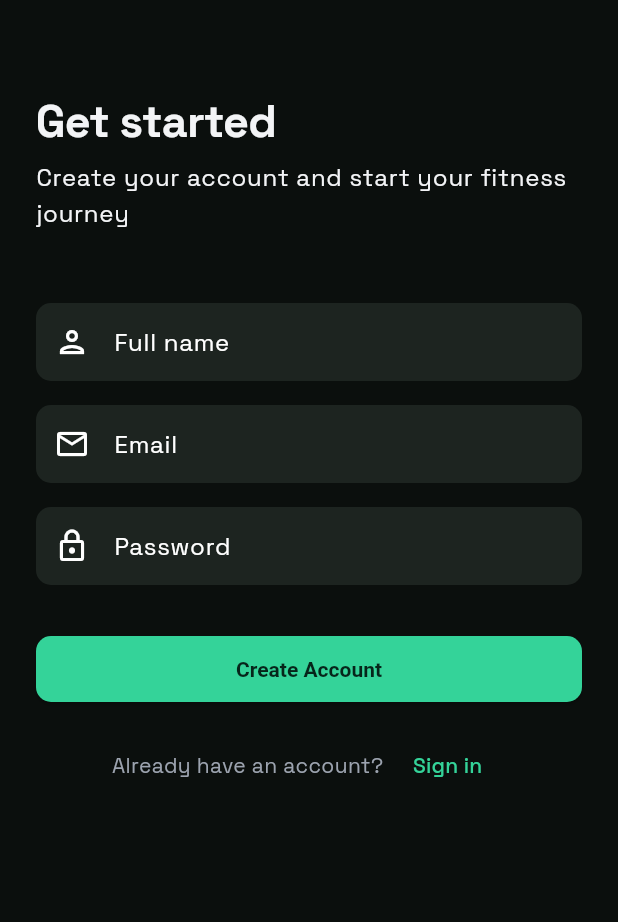
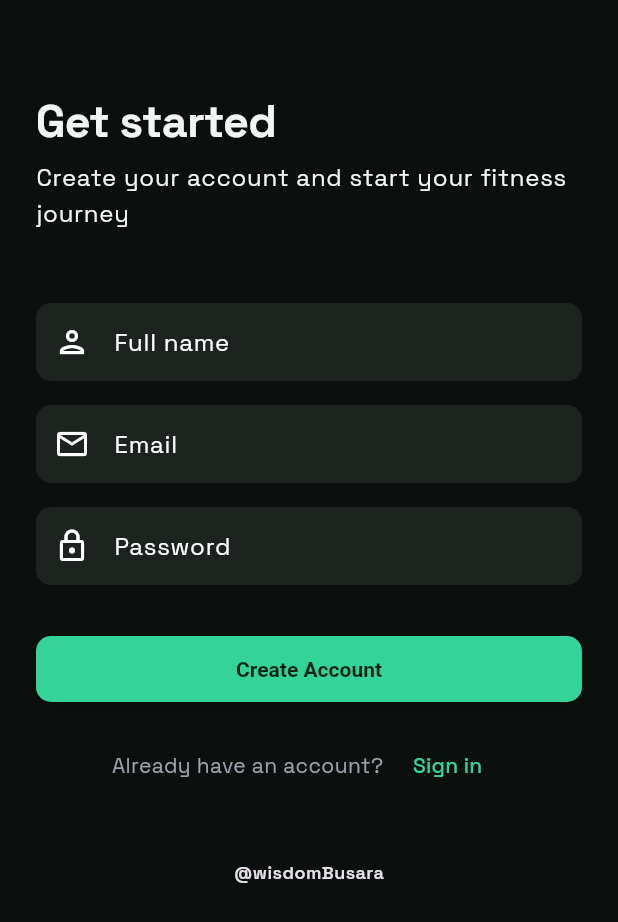
Before and after one commit to WisdomBusara/unfat, a Flutter app: the screen it shows after launch, after a tap on "Sign up", on a phone screen of 412 x 824 dp. Shown: the top 922 px of the screen. Run offline on Flutter 3.47's test engine with Material 3 defaults, Android fonts, the phone set to English and light mode, and no system bars; our stand-ins replace cached_network_image, camera, dio, fl_chart, flutter_secure_storage, google_fonts and 1 more; accounts and stored records are empty.

Commit message:
Add animated splash/login entrance, branded loader, and Wisdom Busara credit
New KazaLoader widget (lib/widgets/kaza_loader.dart) — a rotating
270° arc with a slow pulse in the accent color, replacing every
CircularProgressIndicator app-wide (13 call sites across 10 screens)
so loading states read as one system instead of falling back to
stock Material chrome everywhere they show up.

New SplashScreen on cold start: staggered fade/scale entrance for the
wordmark, tagline, loader and credit line, gated on both the entrance
animation and the real session check (AuthProvider restoring stored
tokens) finishing — never flashes on a fast device, never gets cut
short on a slow one. main.dart now routes through it instead of
inlining the auth-check branch.

Login and signup screens get the same staggered fade+rise entrance
per field, and both now end with an "@wisdomBusara" credit line,
matching the same credit already on the GitHub Pages landing page.
Also added to ProfileScreen's footer.

Cleanup while touching this: named the repeated 0xFF06251A literal as
AppTheme.onAccent (was duplicated as a magic value across 6 files) and
fixed a real contrast bug in onboarding's "Finish" button, which had
been drawing a white spinner on the light-emerald accent background.

Co-Authored-By: Claude Sonnet 5 <noreply@anthropic.com>

```diff
--- a/lib/main.dart
+++ b/lib/main.dart
@@ -7,8 +7,7 @@ import 'providers/workout_provider.dart';
 import 'providers/nutrition_provider.dart';
 import 'providers/goal_provider.dart';
 import 'providers/photo_provider.dart';
-import 'screens/auth/login_screen.dart';
-import 'screens/home/home_screen.dart';
+import 'screens/splash/splash_screen.dart';
 import 'theme/app_theme.dart';
 
 void main() {
@@ -40,16 +39,7 @@ class FitnessApp extends StatelessWidget {
         // switches, but dark is the designed default rather than following
         // system.
         themeMode: ThemeMode.dark,
-        home: Consumer<AuthProvider>(
-          builder: (context, auth, _) {
-            if (auth.isCheckingSession) {
-              return const Scaffold(
-                body: Center(child: CircularProgressIndicator()),
-              );
-            }
-            return auth.isAuthenticated ? const HomeScreen() : const LoginScreen();
-          },
-        ),
+        home: const SplashScreen(),
         debugShowCheckedModeBanner: false,
       ),
     );
--- a/lib/screens/auth/login_screen.dart
+++ b/lib/screens/auth/login_screen.dart
@@ -1,6 +1,8 @@
 import 'package:flutter/material.dart';
 import 'package:provider/provider.dart';
 import '../../providers/auth_provider.dart';
+import '../../theme/app_theme.dart';
+import '../../widgets/kaza_loader.dart';
 import 'signup_screen.dart';
 
 class LoginScreen extends StatefulWidget {
@@ -10,21 +12,25 @@ class LoginScreen extends StatefulWidget {
   State<LoginScreen> createState() => _LoginScreenState();
 }
 
-class _LoginScreenState extends State<LoginScreen> {
+class _LoginScreenState extends State<LoginScreen> with SingleTickerProviderStateMixin {
   late TextEditingController _emailController;
   late TextEditingController _passwordController;
+  late final AnimationController _entrance;
 
   @override
   void initState() {
     super.initState();
     _emailController = TextEditingController();
     _passwordController = TextEditingController();
+    _entrance = AnimationController(vsync: this, duration: const Duration(milliseconds: 700))
+      ..forward();
   }
 
   @override
   void dispose() {
     _emailController.dispose();
     _passwordController.dispose();
+    _entrance.dispose();
     super.dispose();
   }
 
@@ -44,6 +50,27 @@ class _LoginScreenState extends State<LoginScreen> {
     }
   }
 
+  /// Staggered fade + rise for entrance — each element starts a little
+  /// after the one before it rather than everything appearing at once.
+  Widget _staggered(double start, Widget child) {
+    final interval = CurvedAnimation(
+      parent: _entrance,
+      curve: Interval(start, (start + 0.4).clamp(0.0, 1.0), curve: Curves.easeOutCubic),
+    );
+    return AnimatedBuilder(
+      animation: interval,
+      builder: (context, _) {
+        return Opacity(
+          opacity: interval.value,
+          child: Transform.translate(
+            offset: Offset(0, 16 * (1 - interval.value)),
+            child: child,
+          ),
+        );
+      },
+    );
+  }
+
   @override
   Widget build(BuildContext context) {
     return Scaffold(
@@ -54,16 +81,15 @@ class _LoginScreenState extends State<LoginScreen> {
             crossAxisAlignment: CrossAxisAlignment.start,
             children: [
               const SizedBox(height: 40),
-              Text(
-                'Welcome back',
-                style: Theme.of(context).textTheme.displayLarge,
-              ),
+              _staggered(0.0, Text('Welcome back', style: Theme.of(context).textTheme.displayLarge)),
               const SizedBox(height: 8),
-              Text(
-                'Sign in to your fitness journey',
-                style: Theme.of(context).textTheme.bodyLarge,
+              _staggered(
+                0.1,
+                Text('Sign in to your fitness journey', style: Theme.of(context).textTheme.bodyLarge),
               ),
               const SizedBox(height: 48),
+              _staggered(
+                0.2,
                 TextField(
                   controller: _emailController,
                   decoration: const InputDecoration(
@@ -72,7 +98,10 @@ class _LoginScreenState extends State<LoginScreen> {
                   ),
                   keyboardType: TextInputType.emailAddress,
                 ),
+              ),
               const SizedBox(height: 16),
+              _staggered(
+                0.3,
                 TextField(
                   controller: _passwordController,
                   decoration: const InputDecoration(
@@ -81,7 +110,10 @@ class _LoginScreenState extends State<LoginScreen> {
                   ),
                   obscureText: true,
                 ),
+              ),
               const SizedBox(height: 32),
+              _staggered(
+                0.4,
                 Consumer<AuthProvider>(
                   builder: (context, authProvider, _) {
                     return SizedBox(
@@ -89,17 +121,16 @@ class _LoginScreenState extends State<LoginScreen> {
                       child: ElevatedButton(
                         onPressed: authProvider.isLoading ? null : _handleLogin,
                         child: authProvider.isLoading
-                          ? const SizedBox(
-                              height: 20,
-                              width: 20,
-                              child: CircularProgressIndicator(strokeWidth: 2),
-                            )
+                            ? const KazaLoader(size: 20, color: AppTheme.onAccent)
                             : const Text('Sign In'),
                       ),
                     );
                   },
                 ),
+              ),
               const SizedBox(height: 16),
+              _staggered(
+                0.5,
                 Row(
                   mainAxisAlignment: MainAxisAlignment.center,
                   children: [
@@ -118,6 +149,20 @@ class _LoginScreenState extends State<LoginScreen> {
                     ),
                   ],
                 ),
+              ),
+              const SizedBox(height: 40),
+              _staggered(
+                0.6,
+                Center(
+                  child: Text(
+                    '@wisdomBusara',
+                    style: Theme.of(context).textTheme.bodySmall?.copyWith(
+                          fontWeight: FontWeight.w600,
+                          letterSpacing: 0.3,
+                        ),
+                  ),
+                ),
+              ),
             ],
           ),
         ),
--- a/lib/screens/auth/signup_screen.dart
+++ b/lib/screens/auth/signup_screen.dart
@@ -2,6 +2,8 @@ import 'package:flutter/material.dart';
 import 'package:provider/provider.dart';
 import '../../providers/auth_provider.dart';
 import '../../providers/user_provider.dart';
+import '../../theme/app_theme.dart';
+import '../../widgets/kaza_loader.dart';
 import '../onboarding/onboarding_screen.dart';
 
 class SignupScreen extends StatefulWidget {
@@ -11,10 +13,11 @@ class SignupScreen extends StatefulWidget {
   State<SignupScreen> createState() => _SignupScreenState();
 }
 
-class _SignupScreenState extends State<SignupScreen> {
+class _SignupScreenState extends State<SignupScreen> with SingleTickerProviderStateMixin {
   late TextEditingController _emailController;
   late TextEditingController _passwordController;
   late TextEditingController _nameController;
+  late final AnimationController _entrance;
 
   @override
   void initState() {
@@ -22,6 +25,8 @@ class _SignupScreenState extends State<SignupScreen> {
     _emailController = TextEditingController();
     _passwordController = TextEditingController();
     _nameController = TextEditingController();
+    _entrance = AnimationController(vsync: this, duration: const Duration(milliseconds: 700))
+      ..forward();
   }
 
   @override
@@ -29,6 +34,7 @@ class _SignupScreenState extends State<SignupScreen> {
     _emailController.dispose();
     _passwordController.dispose();
     _nameController.dispose();
+    _entrance.dispose();
     super.dispose();
   }
 
@@ -59,6 +65,27 @@ class _SignupScreenState extends State<SignupScreen> {
     }
   }
 
+  /// Staggered fade + rise for entrance — matches LoginScreen's pattern so
+  /// the two auth screens feel like one continuous flow.
+  Widget _staggered(double start, Widget child) {
+    final interval = CurvedAnimation(
+      parent: _entrance,
+      curve: Interval(start, (start + 0.4).clamp(0.0, 1.0), curve: Curves.easeOutCubic),
+    );
+    return AnimatedBuilder(
+      animation: interval,
+      builder: (context, _) {
+        return Opacity(
+          opacity: interval.value,
+          child: Transform.translate(
+            offset: Offset(0, 16 * (1 - interval.value)),
+            child: child,
+          ),
+        );
+      },
+    );
+  }
+
   @override
   Widget build(BuildContext context) {
     return Scaffold(
@@ -69,16 +96,18 @@ class _SignupScreenState extends State<SignupScreen> {
             crossAxisAlignment: CrossAxisAlignment.start,
             children: [
               const SizedBox(height: 40),
-              Text(
-                'Get started',
-                style: Theme.of(context).textTheme.displayLarge,
-              ),
+              _staggered(0.0, Text('Get started', style: Theme.of(context).textTheme.displayLarge)),
               const SizedBox(height: 8),
+              _staggered(
+                0.1,
                 Text(
                   'Create your account and start your fitness journey',
                   style: Theme.of(context).textTheme.bodyLarge,
                 ),
+              ),
               const SizedBox(height: 48),
+              _staggered(
+                0.15,
                 TextField(
                   controller: _nameController,
                   decoration: const InputDecoration(
@@ -86,7 +115,10 @@ class _SignupScreenState extends State<SignupScreen> {
                     prefixIcon: Icon(Icons.person_outlined),
                   ),
                 ),
+              ),
               const SizedBox(height: 16),
+              _staggered(
+                0.25,
                 TextField(
                   controller: _emailController,
                   decoration: const InputDecoration(
@@ -95,7 +127,10 @@ class _SignupScreenState extends State<SignupScreen> {
                   ),
                   keyboardType: TextInputType.emailAddress,
                 ),
+              ),
               const SizedBox(height: 16),
+              _staggered(
+                0.35,
                 TextField(
                   controller: _passwordController,
                   decoration: const InputDecoration(
@@ -104,7 +139,10 @@ class _SignupScreenState extends State<SignupScreen> {
                   ),
                   obscureText: true,
                 ),
+              ),
               const SizedBox(height: 32),
+              _staggered(
+                0.45,
                 Consumer<AuthProvider>(
                   builder: (context, authProvider, _) {
                     return SizedBox(
@@ -112,17 +150,16 @@ class _SignupScreenState extends State<SignupScreen> {
                       child: ElevatedButton(
                         onPressed: authProvider.isLoading ? null : _handleSignup,
                         child: authProvider.isLoading
-                          ? const SizedBox(
-                              height: 20,
-                              width: 20,
-                              child: CircularProgressIndicator(strokeWidth: 2),
-                            )
+                            ? const KazaLoader(size: 20, color: AppTheme.onAccent)
                             : const Text('Create Account'),
                       ),
                     );
                   },
                 ),
+              ),
               const SizedBox(height: 16),
+              _staggered(
+                0.55,
                 Row(
                   mainAxisAlignment: MainAxisAlignment.center,
                   children: [
@@ -136,6 +173,20 @@ class _SignupScreenState extends State<SignupScreen> {
                     ),
                   ],
                 ),
+              ),
+              const SizedBox(height: 40),
+              _staggered(
+                0.6,
+                Center(
+                  child: Text(
+                    '@wisdomBusara',
+                    style: Theme.of(context).textTheme.bodySmall?.copyWith(
+                          fontWeight: FontWeight.w600,
+                          letterSpacing: 0.3,
+                        ),
+                  ),
+                ),
+              ),
             ],
           ),
         ),
--- /dev/null
+++ b/lib/screens/splash/splash_screen.dart
@@ -0,0 +1,164 @@
+import 'package:flutter/material.dart';
+import 'package:provider/provider.dart';
+import '../../providers/auth_provider.dart';
+import '../../theme/app_theme.dart';
+import '../../widgets/kaza_loader.dart';
+import '../auth/login_screen.dart';
+import '../home/home_screen.dart';
+
+/// Animated cold-start entrance. Waits for both the entrance animation and
+/// the real session check (AuthProvider restoring stored tokens) to finish
+/// before navigating, so it neither flashes instantly on a fast device nor
+/// gets cut short on a slow one.
+class SplashScreen extends StatefulWidget {
+  const SplashScreen({Key? key}) : super(key: key);
+
+  @override
+  State<SplashScreen> createState() => _SplashScreenState();
+}
+
+class _SplashScreenState extends State<SplashScreen> with SingleTickerProviderStateMixin {
+  late final AnimationController _controller;
+  late final Animation<double> _wordmarkOpacity;
+  late final Animation<double> _wordmarkScale;
+  late final Animation<double> _taglineOpacity;
+  late final Animation<double> _loaderOpacity;
+  late final Animation<double> _creditOpacity;
+
+  bool _minimumTimeElapsed = false;
+  bool _navigated = false;
+
+  @override
+  void initState() {
+    super.initState();
+
+    _controller = AnimationController(
+      vsync: this,
+      duration: const Duration(milliseconds: 1100),
+    );
+
+    _wordmarkOpacity = CurvedAnimation(
+      parent: _controller,
+      curve: const Interval(0.0, 0.45, curve: Curves.easeOut),
+    );
+    _wordmarkScale = Tween<double>(begin: 0.85, end: 1.0).animate(
+      CurvedAnimation(parent: _controller, curve: const Interval(0.0, 0.45, curve: Curves.easeOutCubic)),
+    );
+    _taglineOpacity = CurvedAnimation(
+      parent: _controller,
+      curve: const Interval(0.3, 0.65, curve: Curves.easeOut),
+    );
+    _loaderOpacity = CurvedAnimation(
+      parent: _controller,
+      curve: const Interval(0.5, 0.75, curve: Curves.easeOut),
+    );
+    _creditOpacity = CurvedAnimation(
+      parent: _controller,
+      curve: const Interval(0.7, 1.0, curve: Curves.easeOut),
+    );
+
+    _controller.forward();
+
+    Future.delayed(const Duration(milliseconds: 1500), () {
+      _minimumTimeElapsed = true;
+      _maybeNavigate();
+    });
+  }
+
+  void _maybeNavigate() {
+    if (_navigated || !_minimumTimeElapsed || !mounted) return;
+    final auth = context.read<AuthProvider>();
+    if (auth.isCheckingSession) return;
+
+    _navigated = true;
+    Navigator.pushReplacement(
+      context,
+      PageRouteBuilder(
+        transitionDuration: const Duration(milliseconds: 400),
+        pageBuilder: (_, animation, __) => FadeTransition(
+          opacity: animation,
+          child: auth.isAuthenticated ? const HomeScreen() : const LoginScreen(),
+        ),
+      ),
+    );
+  }
+
+  @override
+  void dispose() {
+    _controller.dispose();
+    super.dispose();
+  }
+
+  @override
+  Widget build(BuildContext context) {
+    return Consumer<AuthProvider>(
+      builder: (context, auth, _) {
+        if (!auth.isCheckingSession) {
+          WidgetsBinding.instance.addPostFrameCallback((_) => _maybeNavigate());
+        }
+
+        return Scaffold(
+          backgroundColor: AppTheme.darkBg,
+          body: Center(
+            child: AnimatedBuilder(
+              animation: _controller,
+              builder: (context, _) {
+                return Column(
+                  mainAxisAlignment: MainAxisAlignment.center,
+                  children: [
+                    Opacity(
+                      opacity: _wordmarkOpacity.value,
+                      child: Transform.scale(
+                        scale: _wordmarkScale.value,
+                        child: ShaderMask(
+                          shaderCallback: (bounds) => const LinearGradient(
+                            colors: [AppTheme.accent, AppTheme.accentDeep],
+                          ).createShader(bounds),
+                          child: const Text(
+                            'Kaza',
+                            style: TextStyle(
+                              fontSize: 56,
+                              fontWeight: FontWeight.w800,
+                              letterSpacing: -1.5,
+                              color: Colors.white,
+                            ),
+                          ),
+                        ),
+                      ),
+                    ),
+                    const SizedBox(height: 8),
+                    Opacity(
+                      opacity: _taglineOpacity.value,
+                      child: Text(
+                        'Tighten. Strengthen.',
+                        style: TextStyle(fontSize: 14, color: AppTheme.darkTextSecondary),
+                      ),
+                    ),
+                    const SizedBox(height: 40),
+                    Opacity(
+                      opacity: _loaderOpacity.value,
+                      child: const KazaLoader(size: 28),
+                    ),
+                    const SizedBox(height: 64),
+                    Opacity(
+                      opacity: _creditOpacity.value,
+                      child: Text(
+                        '@wisdomBusara',
+                        style: TextStyle(
+                          fontSize: 12,
+                          fontWeight: FontWeight.w600,
+                          letterSpacing: 0.3,
+                          color: AppTheme.darkTextSecondary,
+                        ),
+                      ),
+                    ),
+                  ],
+                );
+              },
+            ),
+          ),
+        );
+      },
+    );
+  }
+}
--- a/lib/screens/workouts/workouts_screen.dart
+++ b/lib/screens/workouts/workouts_screen.dart
@@ -5,6 +5,7 @@ import '../../models/workout.dart';
 import '../../providers/auth_provider.dart';
 import '../../providers/workout_provider.dart';
 import '../../theme/app_theme.dart';
+import '../../widgets/kaza_loader.dart';
 import 'workout_log_screen.dart';
 
 class WorkoutsScreen extends StatefulWidget {
@@ -39,13 +40,13 @@ class _WorkoutsScreenState extends State<WorkoutsScreen> {
       floatingActionButton: FloatingActionButton(
         onPressed: _openLogger,
         backgroundColor: AppTheme.accent,
-        foregroundColor: const Color(0xFF06251A),
+        foregroundColor: AppTheme.onAccent,
         child: const Icon(Icons.add),
       ),
       body: Consumer<WorkoutProvider>(
         builder: (context, provider, _) {
           if (provider.isLoading && provider.workoutHistory.isEmpty) {
-            return const Center(child: CircularProgressIndicator());
+            return const Center(child: KazaLoader(size: 32));
           }
           if (provider.workoutHistory.isEmpty) {
             return _buildEmptyState();
--- a/lib/theme/app_theme.dart
+++ b/lib/theme/app_theme.dart
@@ -11,6 +11,9 @@ class AppTheme {
   // the same brand rather than two different palettes.
   static const Color accent = Color(0xFF34D399); // emerald-400
   static const Color accentDeep = Color(0xFF10B981); // emerald-500, light-mode contrast
+  // Text/icon color placed on top of the accent (buttons, FABs) — dark
+  // enough for contrast against the light-emerald background.
+  static const Color onAccent = Color(0xFF06251A);
 
   static const Color darkBg = Color(0xFF0B0F0D); // near-black, warm-green undertone
   static const Color darkSurface = Color(0xFF151A17);
@@ -168,7 +171,7 @@ class AppTheme {
       elevatedButtonTheme: ElevatedButtonThemeData(
         style: ElevatedButton.styleFrom(
           backgroundColor: accent,
-          foregroundColor: const Color(0xFF06251A),
+          foregroundColor: onAccent,
           padding: const EdgeInsets.symmetric(horizontal: 24, vertical: 14),
           shape: RoundedRectangleBorder(borderRadius: BorderRadius.circular(10)),
           textStyle: const TextStyle(fontWeight: FontWeight.w600),
--- /dev/null
+++ b/lib/widgets/kaza_loader.dart
@@ -0,0 +1,105 @@
+import 'dart:math' as math;
+import 'package:flutter/material.dart';
+import '../theme/app_theme.dart';
+
+/// Branded loading indicator — a rotating open arc with a slow pulse,
+/// used everywhere a plain CircularProgressIndicator would otherwise sit
+/// (buttons, splash, full-screen loads) so the app reads as one system
+/// instead of falling back to stock Material chrome for state that shows
+/// up constantly.
+class KazaLoader extends StatefulWidget {
+  final double size;
+  final Color? color;
+  final double strokeWidth;
+
+  const KazaLoader({
+    Key? key,
+    this.size = 24,
+    this.color,
+    double? strokeWidth,
+  })  : strokeWidth = strokeWidth ?? (size < 20 ? 2 : 3),
+        super(key: key);
+
+  @override
+  State<KazaLoader> createState() => _KazaLoaderState();
+}
+
+class _KazaLoaderState extends State<KazaLoader> with SingleTickerProviderStateMixin {
+  late final AnimationController _controller;
+
+  @override
+  void initState() {
+    super.initState();
+    _controller = AnimationController(
+      vsync: this,
+      duration: const Duration(milliseconds: 1400),
+    )..repeat();
+  }
+
+  @override
+  void dispose() {
+    _controller.dispose();
+    super.dispose();
+  }
+
+  @override
+  Widget build(BuildContext context) {
+    final color = widget.color ?? AppTheme.accent;
+    return SizedBox(
+      width: widget.size,
+      height: widget.size,
+      child: AnimatedBuilder(
+        animation: _controller,
+        builder: (context, _) {
+          return CustomPaint(
+            painter: _ArcPainter(
+              progress: _controller.value,
+              color: color,
+              strokeWidth: widget.strokeWidth,
+            ),
+          );
+        },
+      ),
+    );
+  }
+}
+
+class _ArcPainter extends CustomPainter {
+  final double progress; // 0..1
+  final Color color;
+  final double strokeWidth;
+
+  _ArcPainter({required this.progress, required this.color, required this.strokeWidth});
+
+  @override
+  void paint(Canvas canvas, Size size) {
+    final center = size.center(Offset.zero);
+    final radius = (size.shortestSide - strokeWidth) / 2;
+
+    // Slow breathing scale on top of the rotation so the loader reads as
+    // alive rather than a spinning ring — subtle, not distracting.
+    final pulse = 0.92 + 0.08 * (0.5 + 0.5 * math.sin(progress * 2 * math.pi));
+    final scaledRadius = radius * pulse;
+
+    final rotation = progress * 2 * math.pi;
+    const arcSweep = math.pi * 1.5; // 270°, leaving a visible gap
+
+    final paint = Paint()
+      ..color = color
+      ..style = PaintingStyle.stroke
+      ..strokeWidth = strokeWidth
+      ..strokeCap = StrokeCap.round;
+
+    canvas.drawArc(
+      Rect.fromCircle(center: center, radius: scaledRadius),
+      rotation,
+      arcSweep,
+      false,
+      paint,
+    );
+  }
+
+  @override
+  bool shouldRepaint(covariant _ArcPainter oldDelegate) =>
+      oldDelegate.progress != progress || oldDelegate.color != color;
+}
```
Also changed, not shown: lib/screens/goals/create_goal_screen.dart (+2 -7 lines), lib/screens/goals/goals_screen.dart (+4 -7 lines), lib/screens/nutrition/meal_log_screen.dart (+2 -7 lines), lib/screens/nutrition/nutrition_screen.dart (+3 -6 lines), lib/screens/onboarding/onboarding_screen.dart (+2 -5 lines), lib/screens/photos/photo_detail_screen.dart (+2 -5 lines), lib/screens/photos/photos_screen.dart (+4 -3 lines), lib/screens/profile/profile_screen.dart (+16 -0 lines), lib/screens/workouts/workout_log_screen.dart (+2 -7 lines). Lines whose indentation alone changed are shown as unchanged.
